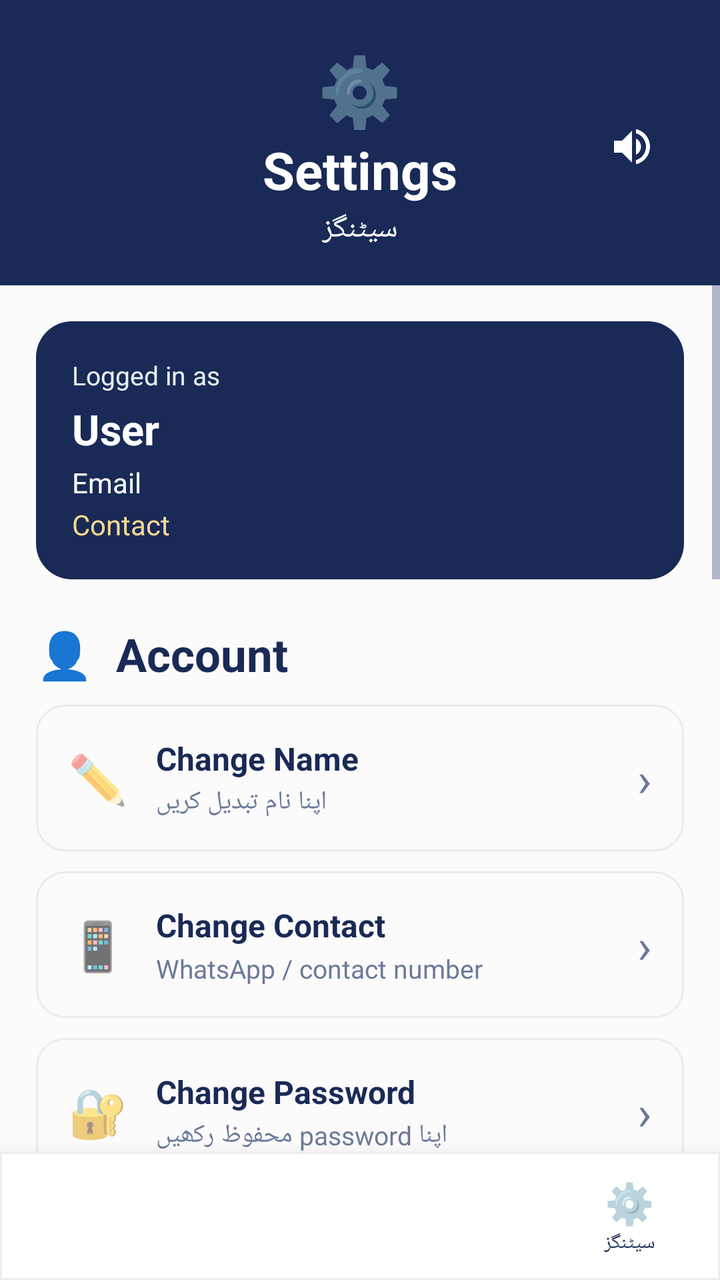
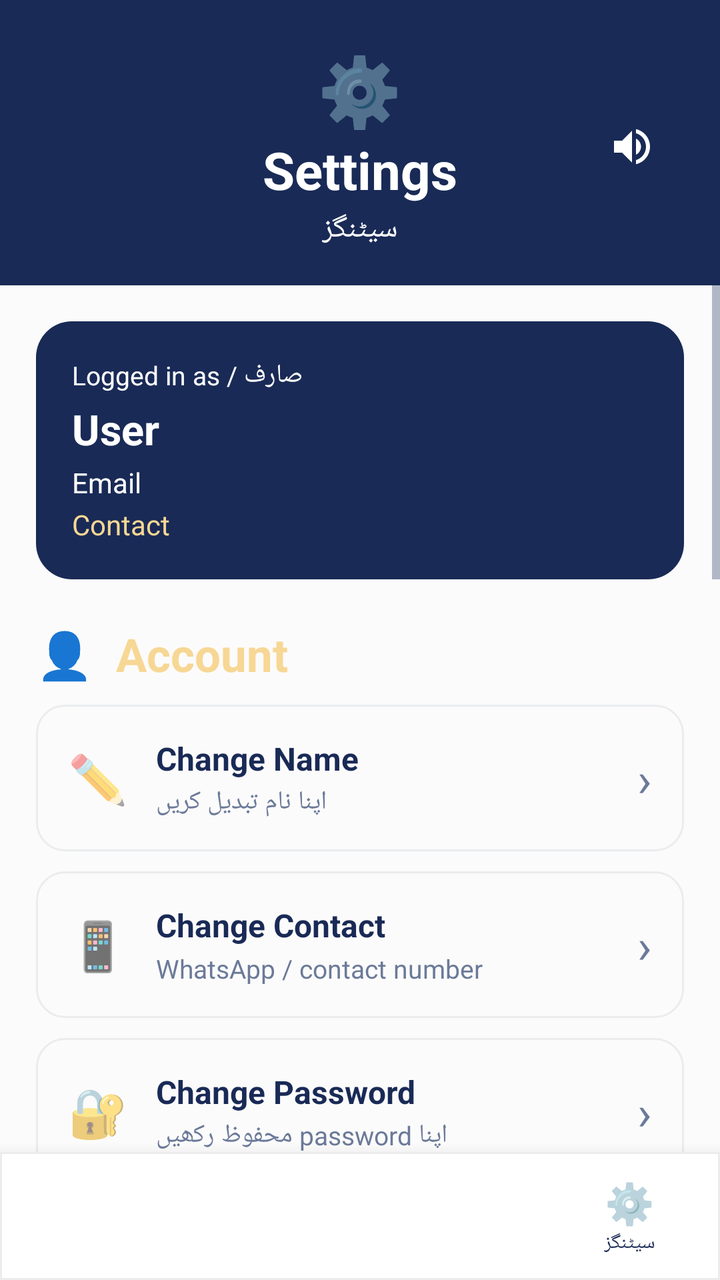

The first picture is an Android layout as it rendered before a commit; the second is the same layout after the commit. The layout source and the unified diff follow.
<!-- AndroidManifest.xml: application theme Theme.SheEmpower -->
<!-- res/layout/activity_settings.xml -->
<?xml version="1.0" encoding="utf-8"?>
<LinearLayout
    xmlns:android="http://schemas.android.com/apk/res/android"
    android:layout_width="match_parent"
    android:layout_height="match_parent"
    android:orientation="vertical"
    android:background="?android:attr/windowBackground">

    

    <LinearLayout
        android:layout_width="match_parent"
        android:layout_height="wrap_content"
        android:orientation="vertical"
        android:paddingStart="24dp"
        android:paddingEnd="24dp"
        android:paddingTop="22dp"
        android:paddingBottom="18dp"
        android:background="@color/primary">

        <RelativeLayout
            android:layout_width="match_parent"
            android:layout_height="wrap_content">

            <LinearLayout
                android:layout_width="wrap_content"
                android:layout_height="wrap_content"
                android:layout_centerInParent="true"
                android:orientation="vertical"
                android:gravity="center">

                <TextView
                    android:layout_width="wrap_content"
                    android:layout_height="wrap_content"
                    android:text="⚙️"
                    android:textSize="34sp"/>

                <TextView
                    android:layout_width="wrap_content"
                    android:layout_height="wrap_content"
                    android:text="Settings"
                    android:textColor="@android:color/white"
                    android:textSize="26sp"
                    android:textStyle="bold"/>

                <TextView
                    android:layout_width="wrap_content"
                    android:layout_height="wrap_content"
                    android:text="سیٹنگز"
                    android:textColor="@android:color/white"
                    android:textSize="15sp"
                    android:layout_marginTop="2dp"/>
            </LinearLayout>

            <ImageButton
                android:id="@+id/btnSpeaker"
                android:layout_width="40dp"
                android:layout_height="40dp"
                android:layout_alignParentEnd="true"
                android:layout_centerVertical="true"
                android:background="?attr/selectableItemBackgroundBorderless"
                android:src="@drawable/ic_speaker"
                android:contentDescription="Speaker" />
        </RelativeLayout>
    </LinearLayout>

    <ScrollView
        android:layout_width="match_parent"
        android:layout_height="0dp"
        android:layout_weight="1"
        android:fillViewport="true">

        <LinearLayout
            android:layout_width="match_parent"
            android:layout_height="wrap_content"
            android:orientation="vertical"
            android:padding="18dp">

            

            

            <LinearLayout
                android:layout_width="match_parent"
                android:layout_height="wrap_content"
                android:orientation="vertical"
                android:padding="18dp"
                android:background="@drawable/settings_user_card">

                <TextView
                    android:layout_width="wrap_content"
                    android:layout_height="wrap_content"
                    android:text="Logged in as"
                    android:textColor="@color/skeu_pink_light"
                    android:textSize="13sp"/>

                <TextView
                    android:id="@+id/tvUserName"
                    android:layout_width="match_parent"
                    android:layout_height="wrap_content"
                    android:text="User"
                    android:textColor="@color/card_bg"
                    android:textSize="21sp"
                    android:textStyle="bold"
                    android:layout_marginTop="4dp"/>

                <TextView
                    android:id="@+id/tvUserEmail"
                    android:layout_width="match_parent"
                    android:layout_height="wrap_content"
                    android:text="Email"
                    android:textColor="@color/card_bg"
                    android:textSize="14sp"
                    android:layout_marginTop="3dp"/>

                <TextView
                    android:id="@+id/tvUserContact"
                    android:layout_width="match_parent"
                    android:layout_height="wrap_content"
                    android:text="Contact"
                    android:textColor="@color/accent"
                    android:textSize="14sp"
                    android:layout_marginTop="2dp"/>

            </LinearLayout>

            

            <TextView
                android:layout_width="wrap_content"
                android:layout_height="wrap_content"
                android:text="👤  Account"
                android:textColor="@color/primary_pink"
                android:textSize="23sp"
                android:textStyle="bold"
                android:layout_marginTop="22dp"
                android:layout_marginBottom="10dp"/>

            

            <LinearLayout
                android:id="@+id/llChangeName"
                style="@style/SettingsCardStyle"
                android:background="@drawable/settings_item_background"
                android:clickable="true"
                android:focusable="true">

                <TextView
                    style="@style/SettingsIconStyle"
                    android:text="✏️"/>

                <LinearLayout
                    android:layout_width="0dp"
                    android:layout_height="wrap_content"
                    android:layout_weight="1"
                    android:orientation="vertical">

                    <TextView
                        style="@style/SettingsTitleStyle"
                        android:text="Change Name"/>

                    <TextView
                        style="@style/SettingsSubtitleStyle"
                        android:text="اپنا نام تبدیل کریں"/>

                </LinearLayout>

                <TextView
                    style="@style/SettingsArrowStyle"
                    android:text="›"/>

            </LinearLayout>

            

            <LinearLayout
                android:id="@+id/llChangeContact"
                style="@style/SettingsCardStyle"
                android:background="@drawable/settings_item_background"
                android:clickable="true"
                android:focusable="true">

                <TextView
                    style="@style/SettingsIconStyle"
                    android:text="📱"/>

                <LinearLayout
                    android:layout_width="0dp"
                    android:layout_height="wrap_content"
                    android:layout_weight="1"
                    android:orientation="vertical">

                    <TextView
                        style="@style/SettingsTitleStyle"
                        android:text="Change Contact"/>

                    <TextView
                        style="@style/SettingsSubtitleStyle"
                        android:text="WhatsApp / contact number"/>

                </LinearLayout>

                <TextView
                    style="@style/SettingsArrowStyle"
                    android:text="›"/>

            </LinearLayout>

            

            <LinearLayout
                android:id="@+id/llChangePassword"
                style="@style/SettingsCardStyle"
                android:background="@drawable/settings_item_background"
                android:clickable="true"
                android:focusable="true">

                <TextView
                    style="@style/SettingsIconStyle"
                    android:text="🔐"/>

                <LinearLayout
                    android:layout_width="0dp"
                    android:layout_height="wrap_content"
                    android:layout_weight="1"
                    android:orientation="vertical">

                    <TextView
                        style="@style/SettingsTitleStyle"
                        android:text="Change Password"/>

                    <TextView
                        style="@style/SettingsSubtitleStyle"
                        android:text="اپنا password محفوظ رکھیں"/>

                </LinearLayout>

                <TextView
                    style="@style/SettingsArrowStyle"
                    android:text="›"/>

            </LinearLayout>

            

            <TextView
                android:layout_width="wrap_content"
                android:layout_height="wrap_content"
                android:text="⚙️  App Settings"
                android:textColor="@color/primary_pink"
                android:textSize="23sp"
                android:textStyle="bold"
                android:layout_marginTop="22dp"
                android:layout_marginBottom="10dp"/>

            

            <LinearLayout
                style="@style/SettingsCardStyle"
                android:background="@drawable/settings_item_background">

                <TextView
                    style="@style/SettingsIconStyle"
                    android:text="🔔"/>

                <LinearLayout
                    android:layout_width="0dp"
                    android:layout_height="wrap_content"
                    android:layout_weight="1"
                    android:orientation="vertical">

                    <TextView
                        style="@style/SettingsTitleStyle"
                        android:text="Notifications"/>

                    <TextView
                        style="@style/SettingsSubtitleStyle"
                        android:text="Enable / Disable notifications"/>

                </LinearLayout>

                <Switch
                    android:id="@+id/switchNotifications"
                    android:layout_width="wrap_content"
                    android:layout_height="wrap_content"
                    android:buttonTint="@color/primary_pink"/>

            </LinearLayout>

            

            <LinearLayout
                style="@style/SettingsCardStyle"
                android:background="@drawable/settings_item_background">

                <TextView
                    style="@style/SettingsIconStyle"
                    android:text="🌙"/>

                <LinearLayout
                    android:layout_width="0dp"
                    android:layout_height="wrap_content"
                    android:layout_weight="1"
                    android:orientation="vertical">

                    <TextView
                        style="@style/SettingsTitleStyle"
                        android:text="Dark Theme"/>

                    <TextView
                        style="@style/SettingsSubtitleStyle"
                        android:text="Enable / Disable dark mode"/>

                </LinearLayout>

                <Switch
                    android:id="@+id/switchDarkTheme"
                    android:layout_width="wrap_content"
                    android:layout_height="wrap_content"
                    android:buttonTint="@color/primary_pink"/>

            </LinearLayout>

            

            <LinearLayout
                android:id="@+id/llLanguage"
                style="@style/SettingsCardStyle"
                android:background="@drawable/settings_item_background"
                android:visibility="gone">

                <TextView
                    style="@style/SettingsIconStyle"
                    android:text="🌐"/>

                <LinearLayout
                    android:layout_width="0dp"
                    android:layout_height="wrap_content"
                    android:layout_weight="1"
                    android:orientation="vertical">

                    <TextView
                        style="@style/SettingsTitleStyle"
                        android:text="App Language / زبان"/>

                    <TextView
                        android:id="@+id/tvCurrentLanguage"
                        style="@style/SettingsSubtitleStyle"
                        android:text="🇵🇰🇬🇧 اردو + English (Mix)"/>

                </LinearLayout>

                <TextView
                    style="@style/SettingsArrowStyle"
                    android:text="›"/>

            </LinearLayout>

            

            <TextView
                android:layout_width="wrap_content"
                android:layout_height="wrap_content"
                android:text="ℹ️  More Information"
                android:textColor="@color/primary_pink"
                android:textSize="23sp"
                android:textStyle="bold"
                android:layout_marginTop="22dp"
                android:layout_marginBottom="10dp"/>

            

            <LinearLayout
                android:id="@+id/llPrivacyPolicy"
                style="@style/SettingsCardStyle"
                android:background="@drawable/settings_item_background"
                android:clickable="true"
                android:focusable="true">

                <TextView
                    style="@style/SettingsIconStyle"
                    android:text="🔒"/>

                <LinearLayout
                    android:layout_width="0dp"
                    android:layout_height="wrap_content"
                    android:layout_weight="1"
                    android:orientation="vertical">

                    <TextView
                        style="@style/SettingsTitleStyle"
                        android:text="Privacy Policy"/>

                    <TextView
                        style="@style/SettingsSubtitleStyle"
                        android:text="رازداری کی پالیسی"/>

                </LinearLayout>

                <TextView
                    style="@style/SettingsArrowStyle"
                    android:text="›"/>

            </LinearLayout>

            

            <LinearLayout
                android:id="@+id/llTermsConditions"
                style="@style/SettingsCardStyle"
                android:background="@drawable/settings_item_background"
                android:clickable="true"
                android:focusable="true">

                <TextView
                    style="@style/SettingsIconStyle"
                    android:text="📜"/>

                <LinearLayout
                    android:layout_width="0dp"
                    android:layout_height="wrap_content"
                    android:layout_weight="1"
                    android:orientation="vertical">

                    <TextView
                        style="@style/SettingsTitleStyle"
                        android:text="Terms &amp; Conditions"/>

                    <TextView
                        style="@style/SettingsSubtitleStyle"
                        android:text="شرائط و ضوابط"/>

                </LinearLayout>

                <TextView
                    style="@style/SettingsArrowStyle"
                    android:text="›"/>

            </LinearLayout>

            

            <LinearLayout
                android:id="@+id/llAboutApp"
                style="@style/SettingsCardStyle"
                android:background="@drawable/settings_item_background"
                android:clickable="true"
                android:focusable="true">

                <TextView
                    style="@style/SettingsIconStyle"
                    android:text="💗"/>

                <LinearLayout
                    android:layout_width="0dp"
                    android:layout_height="wrap_content"
                    android:layout_weight="1"
                    android:orientation="vertical">

                    <TextView
                        style="@style/SettingsTitleStyle"
                        android:text="About She Empower"/>

                    <TextView
                        style="@style/SettingsSubtitleStyle"
                        android:text="Version 1.0"/>

                </LinearLayout>

                <TextView
                    style="@style/SettingsArrowStyle"
                    android:text="›"/>

            </LinearLayout>

            

            <LinearLayout
                android:id="@+id/llShareApp"
                style="@style/SettingsCardStyle"
                android:background="@drawable/settings_item_background"
                android:clickable="true"
                android:focusable="true">

                <TextView
                    style="@style/SettingsIconStyle"
                    android:text="📲"/>

                <LinearLayout
                    android:layout_width="0dp"
                    android:layout_height="wrap_content"
                    android:layout_weight="1"
                    android:orientation="vertical">

                    <TextView
                        style="@style/SettingsTitleStyle"
                        android:text="Invite / Share App"/>

                    <TextView
                        style="@style/SettingsSubtitleStyle"
                        android:text="دوستوں کو ایپ بھیجیں / Share with friends"/>

                </LinearLayout>

                <TextView
                    style="@style/SettingsArrowStyle"
                    android:text="›"/>

            </LinearLayout>

            

            <Button
                android:id="@+id/btnLogout"
                android:layout_width="match_parent"
                android:layout_height="58dp"
                android:text="LOGOUT"
                android:textSize="17sp"
                android:textStyle="bold"
                android:textColor="@android:color/white"
                android:backgroundTint="@color/primary_pink"
                android:layout_marginTop="28dp"/>

            

            <Button
                android:id="@+id/btnDeleteAccount"
                android:layout_width="match_parent"
                android:layout_height="58dp"
                android:text="DELETE ACCOUNT"
                android:textSize="16sp"
                android:textStyle="bold"
                android:textColor="@android:color/white"
                android:backgroundTint="@color/error_red"
                android:layout_marginTop="10dp"
                android:layout_marginBottom="20dp"/>

        </LinearLayout>

    </ScrollView>
    <include
        layout="@layout/bottom_nav_bar"
        android:layout_width="match_parent"
        android:layout_height="64dp"/>

</LinearLayout>
<!-- res/layout/bottom_nav_bar.xml (included above) -->
<?xml version="1.0" encoding="utf-8"?>
<LinearLayout
    xmlns:android="http://schemas.android.com/apk/res/android"
    android:id="@+id/bottomNav"
    android:layout_width="match_parent"
    android:layout_height="64dp"
    android:orientation="horizontal"
    android:background="@drawable/bg_skeu_nav"
    android:elevation="12dp">

    
    <LinearLayout
        android:id="@+id/navItem1"
        android:layout_width="0dp"
        android:layout_height="match_parent"
        android:layout_weight="1"
        android:orientation="vertical"
        android:gravity="center"
        android:clickable="true"
        android:focusable="true">

        <TextView
            android:id="@+id/navIcon1"
            android:layout_width="wrap_content"
            android:layout_height="wrap_content"
            android:textSize="20sp"/>

        <TextView
            android:id="@+id/navLabel1"
            android:layout_width="wrap_content"
            android:layout_height="wrap_content"
            android:textSize="10sp"
            android:textColor="@color/text_primary"/>

    </LinearLayout>

    
    <LinearLayout
        android:id="@+id/navItem2"
        android:layout_width="0dp"
        android:layout_height="match_parent"
        android:layout_weight="1"
        android:orientation="vertical"
        android:gravity="center"
        android:clickable="true"
        android:focusable="true">

        <TextView
            android:id="@+id/navIcon2"
            android:layout_width="wrap_content"
            android:layout_height="wrap_content"
            android:textSize="20sp"/>

        <TextView
            android:id="@+id/navLabel2"
            android:layout_width="wrap_content"
            android:layout_height="wrap_content"
            android:textSize="10sp"
            android:textColor="@color/text_primary"/>

    </LinearLayout>

    
    <LinearLayout
        android:id="@+id/navItem3"
        android:layout_width="0dp"
        android:layout_height="match_parent"
        android:layout_weight="1"
        android:orientation="vertical"
        android:gravity="center"
        android:clickable="true"
        android:focusable="true">

        <TextView
            android:id="@+id/navIcon3"
            android:layout_width="wrap_content"
            android:layout_height="wrap_content"
            android:textSize="20sp"/>

        <TextView
            android:id="@+id/navLabel3"
            android:layout_width="wrap_content"
            android:layout_height="wrap_content"
            android:textSize="10sp"
            android:textColor="@color/text_primary"/>

    </LinearLayout>

    
    <LinearLayout
        android:id="@+id/navItem4"
        android:layout_width="0dp"
        android:layout_height="match_parent"
        android:layout_weight="1"
        android:orientation="vertical"
        android:gravity="center"
        android:clickable="true"
        android:focusable="true">

        <TextView
            android:id="@+id/navIcon4"
            android:layout_width="wrap_content"
            android:layout_height="wrap_content"
            android:text="⚙️"
            android:textSize="20sp"/>

        <TextView
            android:id="@+id/navLabel4"
            android:layout_width="wrap_content"
            android:layout_height="wrap_content"
            android:text="سیٹنگز"
            android:textSize="10sp"
            android:textColor="@color/text_primary"/>

    </LinearLayout>

</LinearLayout>
<!-- resources referenced by this layout -->
<resources>
  <color name="accent">#F7D794</color>
  <color name="card_bg">#FFFFFF</color>
  <color name="error_red">#E74C3C</color>
  <color name="primary">#192A56</color>
  kkkkkkkkk
  <color name="primary_pink">#192A56</color>
  <color name="skeu_pink_light">#E8EEF5</color>
  <color name="text_primary">#192A56</color>
  <!-- drawable bg_skeu_nav (drawable) -->
  <?xml version="1.0" encoding="utf-8"?>
  <shape xmlns:android="http://schemas.android.com/apk/res/android"
      android:shape="rectangle">
      <solid android:color="@color/white" />
      <stroke android:color="@color/card_border" android:width="1dp" />
  </shape>
  <!-- drawable settings_item_background (drawable) -->
  <?xml version="1.0" encoding="utf-8"?>
  <shape xmlns:android="http://schemas.android.com/apk/res/android"
      android:shape="rectangle">
      <solid android:color="@color/pearl_white" />
      <corners android:radius="14dp" />
      <stroke android:color="@color/skeu_cream_border" android:width="1dp" />
  </shape>
  <!-- drawable settings_user_card (drawable) -->
  <?xml version="1.0" encoding="utf-8"?>
  <shape xmlns:android="http://schemas.android.com/apk/res/android"
      android:shape="rectangle">
      <solid android:color="@color/midnight_navy" />
      <corners android:radius="18dp" />
      <padding
          android:left="16dp"
          android:top="16dp"
          android:right="16dp"
          android:bottom="16dp" />
  </shape>
  <style name="SettingsArrowStyle">
          <item name="android:layout_width">wrap_content</item>
          <item name="android:layout_height">wrap_content</item>
          <item name="android:textSize">24sp</item>
          <item name="android:textColor">@color/text_secondary</item>
      </style>
  <style name="SettingsCardStyle">
          <item name="android:layout_width">match_parent</item>
          <item name="android:layout_height">wrap_content</item>
          <item name="android:orientation">horizontal</item>
          <item name="android:gravity">center_vertical</item>
          <item name="android:padding">16dp</item>
          <item name="android:layout_marginBottom">10dp</item>
          <item name="android:minHeight">68dp</item>
      </style>
  <style name="SettingsIconStyle">
          <item name="android:layout_width">wrap_content</item>
          <item name="android:layout_height">wrap_content</item>
          <item name="android:textSize">24sp</item>
          <item name="android:layout_marginEnd">14dp</item>
      </style>
  <style name="SettingsSubtitleStyle">
          <item name="android:layout_width">wrap_content</item>
          <item name="android:layout_height">wrap_content</item>
          <item name="android:textSize">13sp</item>
          <item name="android:textColor">@color/text_secondary</item>
          <item name="android:layout_marginTop">2dp</item>
      </style>
  <style name="SettingsTitleStyle">
          <item name="android:layout_width">wrap_content</item>
          <item name="android:layout_height">wrap_content</item>
          <item name="android:textSize">16sp</item>
          <item name="android:textStyle">bold</item>
          <item name="android:textColor">@color/settings_card_text</item>
      </style>
  <color name="white">#FFFFFF</color>
  <color name="card_border">#EAECEE</color>
  <color name="pearl_white">#FCFBFB</color>
  <color name="skeu_cream_border">#EAECEE</color>
  <color name="midnight_navy">#192A56</color>
  <color name="text_secondary">#6B7A99</color>
  <color name="settings_card_text">#192A56</color>
  <color name="primary_dark">#0F1B3D</color>
  <color name="background">#FCFBFB</color>
  <!-- unchanged entries left out for length: 2 -->
</resources>

<!-- the commit's change to res/layout/activity_settings.xml (unified diff, before → after) -->
@@ -90,8 +90,8 @@
                 <TextView
                     android:layout_width="wrap_content"
                     android:layout_height="wrap_content"
-                    android:text="Logged in as"
-                    android:textColor="@color/skeu_pink_light"
+                    android:text="Logged in as / صارف"
+                    android:textColor="#FFFFFF"
                     android:textSize="13sp"/>
 
                 <TextView
@@ -99,7 +99,7 @@
                     android:layout_width="match_parent"
                     android:layout_height="wrap_content"
                     android:text="User"
-                    android:textColor="@color/card_bg"
+                    android:textColor="#FFFFFF"
                     android:textSize="21sp"
                     android:textStyle="bold"
                     android:layout_marginTop="4dp"/>
@@ -109,7 +109,7 @@
                     android:layout_width="match_parent"
                     android:layout_height="wrap_content"
                     android:text="Email"
-                    android:textColor="@color/card_bg"
+                    android:textColor="#FFFFFF"
                     android:textSize="14sp"
                     android:layout_marginTop="3dp"/>
 
@@ -118,7 +118,7 @@
                     android:layout_width="match_parent"
                     android:layout_height="wrap_content"
                     android:text="Contact"
-                    android:textColor="@color/accent"
+                    android:textColor="#F7D794"
                     android:textSize="14sp"
                     android:layout_marginTop="2dp"/>
 
@@ -130,7 +130,7 @@
                 android:layout_width="wrap_content"
                 android:layout_height="wrap_content"
                 android:text="👤  Account"
-                android:textColor="@color/primary_pink"
+                android:textColor="@color/accent"
                 android:textSize="23sp"
                 android:textStyle="bold"
                 android:layout_marginTop="22dp"
@@ -247,7 +247,7 @@
                 android:layout_width="wrap_content"
                 android:layout_height="wrap_content"
                 android:text="⚙️  App Settings"
-                android:textColor="@color/primary_pink"
+                android:textColor="@color/accent"
                 android:textSize="23sp"
                 android:textStyle="bold"
                 android:layout_marginTop="22dp"
@@ -362,7 +362,7 @@
                 android:layout_width="wrap_content"
                 android:layout_height="wrap_content"
                 android:text="ℹ️  More Information"
-                android:textColor="@color/primary_pink"
+                android:textColor="@color/accent"
                 android:textSize="23sp"
                 android:textStyle="bold"
                 android:layout_marginTop="22dp"
<!-- resource entries referenced after the edit -->
@@ -1,12 +1,10 @@
 <!-- resources referenced by this layout -->
 <resources>
   <color name="accent">#F7D794</color>
-  <color name="card_bg">#FFFFFF</color>
   <color name="error_red">#E74C3C</color>
   <color name="primary">#192A56</color>
   kkkkkkkkk
   <color name="primary_pink">#192A56</color>
-  <color name="skeu_pink_light">#E8EEF5</color>
   <color name="text_primary">#192A56</color>
   <!-- drawable bg_skeu_nav (drawable) -->
   <?xml version="1.0" encoding="utf-8"?>
